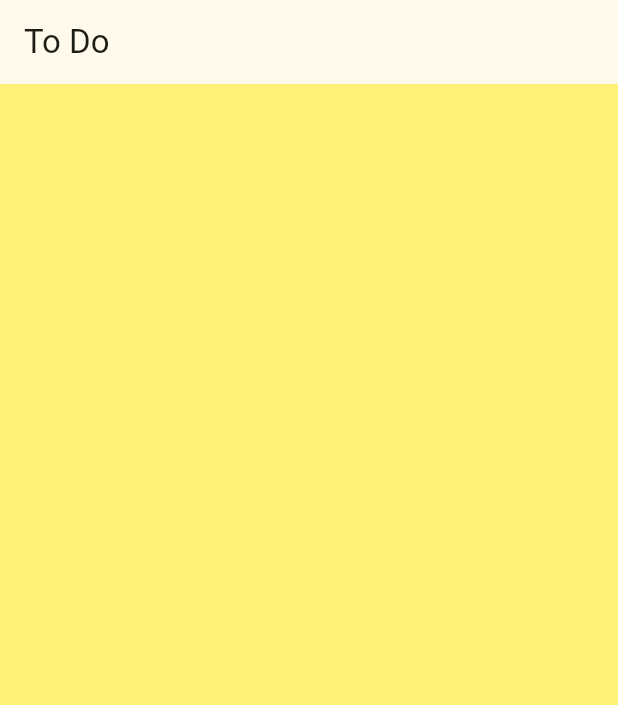
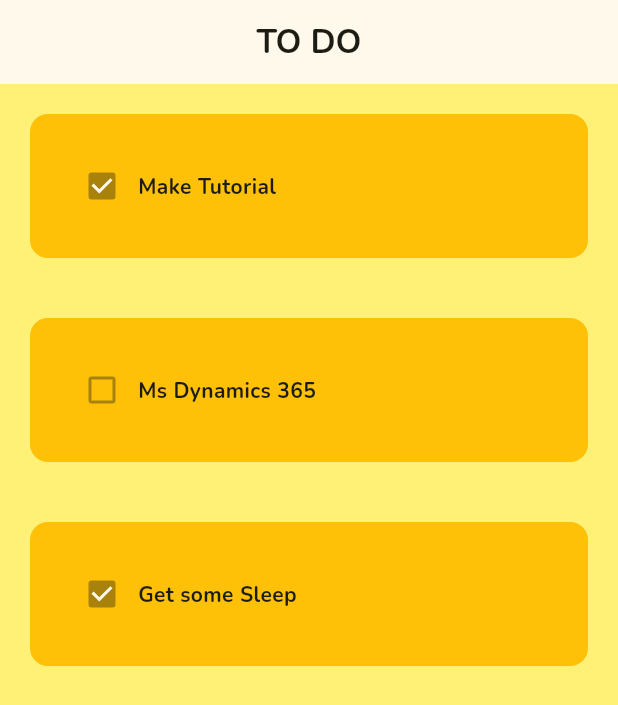
Before and after one commit to Jason-Omondi/todo, a Flutter app: the screen it shows after launch, on a phone screen of 412 x 824 dp. Shown: the top 705 px of the screen. Run offline on Flutter 3.47's test engine with Material 2 defaults, Android fonts, the phone set to English and light mode, and no system bars.

Commit message:
update-tile

```diff
--- a/lib/login.dart
+++ /dev/null
@@ -1,16 +0,0 @@
-import 'package:flutter/material.dart';
-
-class HomePage extends StatelessWidget {
-  const HomePage({super.key});
-
-  @override
-  Widget build(BuildContext context) {
-    return Scaffold(
-      backgroundColor: Colors.yellow[300],
-      appBar: AppBar(
-        title: const Text('To Do', textAlign: TextAlign.center,),
-        elevation: 0,
-      ),
-    );
-  }
-}
--- a/lib/main.dart
+++ b/lib/main.dart
@@ -1,5 +1,5 @@
 import 'package:flutter/material.dart';
-import 'package:room/login.dart';
+import 'package:room/pages/login.dart';
 
 void main() {
   runApp(const MyApp());
--- /dev/null
+++ b/lib/pages/login.dart
@@ -0,0 +1,30 @@
+import 'package:flutter/material.dart';
+import 'package:room/utils/todo_tile.dart';
+
+class HomePage extends StatelessWidget {
+  const HomePage({super.key});
+
+  @override
+  Widget build(BuildContext context) {
+    return Scaffold(
+      backgroundColor: Colors.yellow[300],
+      appBar: AppBar(
+        title: const Center(child: Text('TO DO',
+        textAlign: TextAlign.center,
+        style: TextStyle(
+          fontFamily: 'Nunito',
+          fontWeight: FontWeight.bold
+        ),)),
+        elevation: 0,
+      ),
+      body:
+      ListView(
+        children: [
+          toDoTile(taskCompleted: true, taskName: 'Make Tutorial',),
+          toDoTile(taskName: 'Ms Dynamics 365', taskCompleted: false,),
+          toDoTile(taskCompleted: true, taskName: 'Get some Sleep',),
+        ],
+      ),
+    );
+  }
+}
--- /dev/null
+++ b/lib/utils/todo_tile.dart
@@ -0,0 +1,35 @@
+import 'package:flutter/material.dart';
+
+class toDoTile extends StatelessWidget {
+  final String taskName;
+  final bool taskCompleted;
+  Function(bool?)? onChanged;
+
+  toDoTile({super.key, required this.taskName, required this.taskCompleted});
+
+  @override
+  Widget build(BuildContext context) {
+    return Padding(
+      padding: const EdgeInsets.all(20.0),
+      child: Container(
+        padding: const EdgeInsets.all(24),
+        child: Row(
+          children: [
+            Checkbox(
+              value: taskCompleted,
+               onChanged: onChanged),
+            Text(taskName,
+            style: TextStyle(
+              fontFamily: 'Nunito',
+              fontWeight: FontWeight.bold
+        ),),
+          ],
+        ),
+        decoration: BoxDecoration(
+          color: Colors.amber,
+          borderRadius: BorderRadius.circular(12),
+        ),
+      ),
+    );
+  }
+}
```
Also changed, not shown: pubspec.yaml (+22 -35 lines), assets/fonts/NunitoBold.ttf (added), assets/fonts/NunitoLight.ttf (added), assets/fonts/NunitoMedium.ttf (added), assets/fonts/NunitoRegular.ttf (added), assets/fonts/NunitoSemiBold.ttf (added), assets/fonts/PoppinsLight.ttf (added), assets/fonts/PoppinsMedium.ttf (added).
